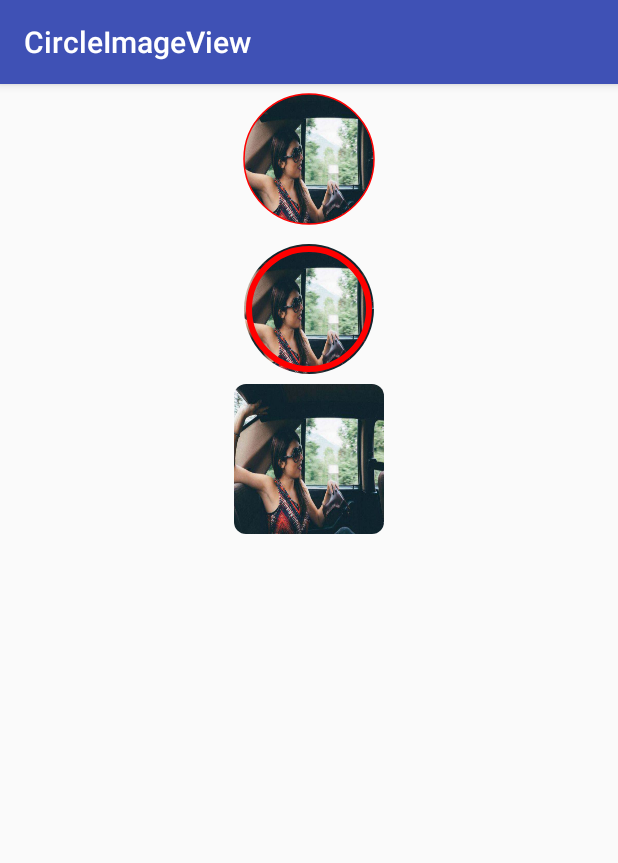
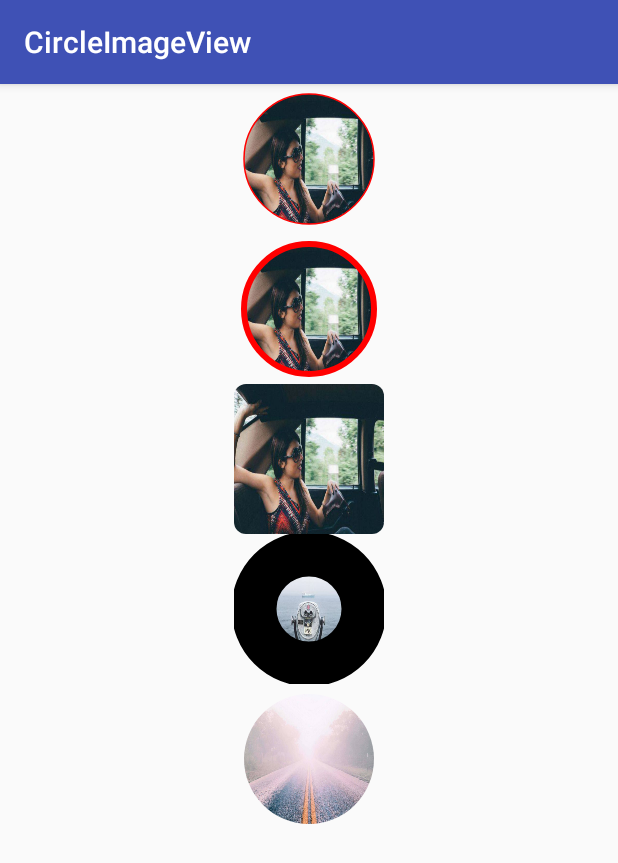
Before and after one commit to Aaron-DBJ/CircleImageView, an Android app: the screen it shows after launch (MainActivity), on a phone screen of 412 x 824 dp. Shown: the top 863 px of the screen. Run offline under Robolectric (Android 15) with nearby library versions, the phone set to English and light mode, and no system bars; our stand-ins replace CircleImageView.

Commit message:
优化圆形视图

```diff
--- a/app/src/main/java/com/arron_dbj/circleimageview/CircleImageView.java
+++ b/app/src/main/java/com/arron_dbj/circleimageview/CircleImageView.java
@@ -159,14 +159,21 @@ public class CircleImageView extends View {
         if (enumShapeStyle == 0){
             //这里减10主要是使圆形视图缩小一点，为边框留出空间
             canvas.drawCircle(circleX, circleY, Math.min(getWidth() / 2, getHeight() / 2) - 10, mPaint);
-            if (borderWidth > 5){
-                canvas.drawCircle(circleX, circleY, Math.min(getWidth() / 2, getHeight() / 2) - 15, mBorderPaint);
-            }else {
-                canvas.drawCircle(circleX, circleY, Math.min(getWidth() / 2, getHeight() / 2) - 10, mBorderPaint);
-            }
-            Log.d("MainActivity", "Draw succeed.");
+            drawBorder(canvas);
         }else if (enumShapeStyle == 1) {
             canvas.drawRoundRect(new RectF(0, 0, getWidth(), getHeight()), roundRadius, roundRadius, mPaint);
         }
     }
+
+    private void drawBorder(Canvas canvas){
+        if (borderWidth == 0){
+            mBorderPaint.setAlpha(0);
+            canvas.drawCircle(circleX, circleY, Math.min(getWidth() / 2, getHeight() / 2), mBorderPaint);
+        }else if (borderWidth > 10){
+            canvas.drawCircle(circleX, circleY, Math.min(getWidth() / 2, getHeight() / 2) - 20, mBorderPaint);
+        }else {
+            canvas.drawCircle(circleX, circleY, Math.min(getWidth() / 2, getHeight() / 2) - 10, mBorderPaint);
+        }
+        Log.d("MainActivity", "Draw succeed.");
+    }
 }
--- a/app/src/main/res/layout/activity_main.xml
+++ b/app/src/main/res/layout/activity_main.xml
@@ -29,6 +29,20 @@
         app:roundRadius="8dp"
         android:layout_width="100dp"
         android:layout_height="100dp" />
+    <com.arron_dbj.circleimageview.CircleImageView
+        app:shapeStyle="circle"
+        app:borderWidth="30dp"
+        app:src="@drawable/binoculars"
+        android:layout_gravity="center_horizontal"
+        android:layout_width="100dp"
+        android:layout_height="100dp" />
+    <com.arron_dbj.circleimageview.CircleImageView
+        app:shapeStyle="circle"
+        app:borderWidth="0dp"
+        app:src="@drawable/joshua"
+        android:layout_gravity="center_horizontal"
+        android:layout_width="100dp"
+        android:layout_height="100dp" />
 
 
 </LinearLayout>
```
Also changed, not shown: circleimageview/src/main/java/com/arron_dbj/circleimageview/CircleImageView.java (+21 -11 lines), app/src/main/res/drawable-v24/binoculars.jpg (added), app/src/main/res/drawable-v24/joshua.jpg (added), circleimageview/src/main/res/drawable/binoculars-fog-foggy-1136815.jpg (added).
